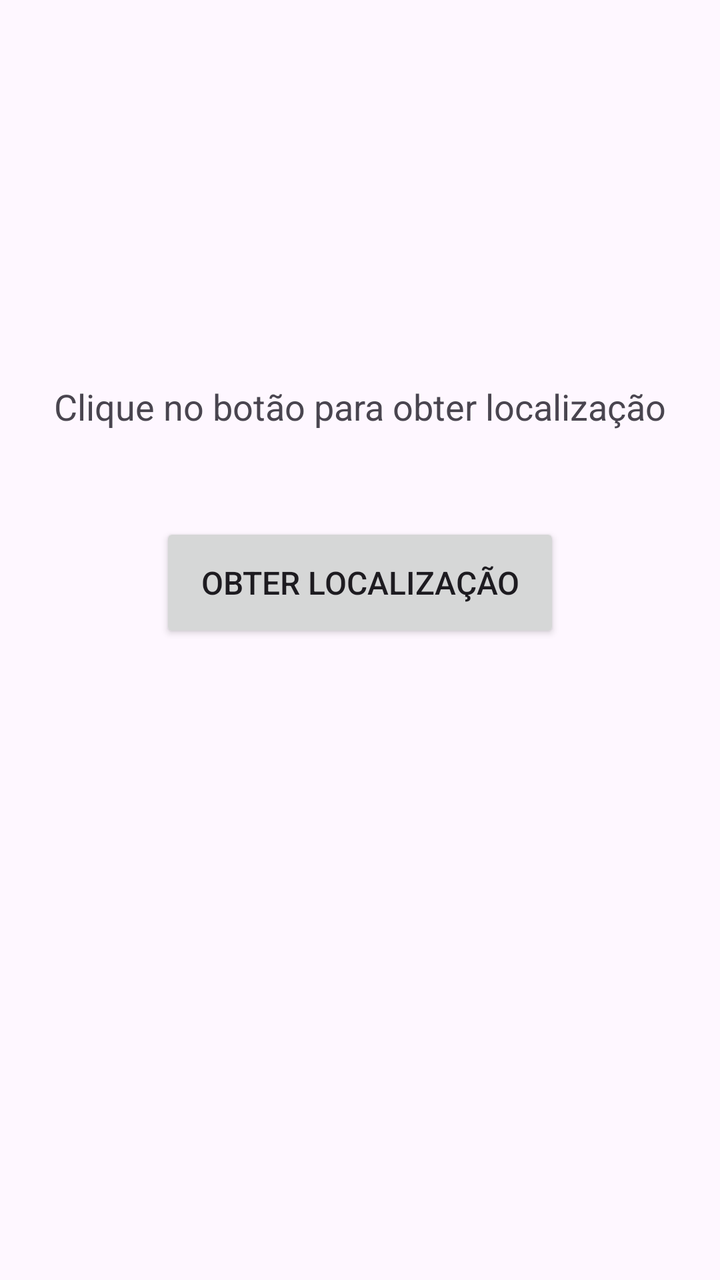
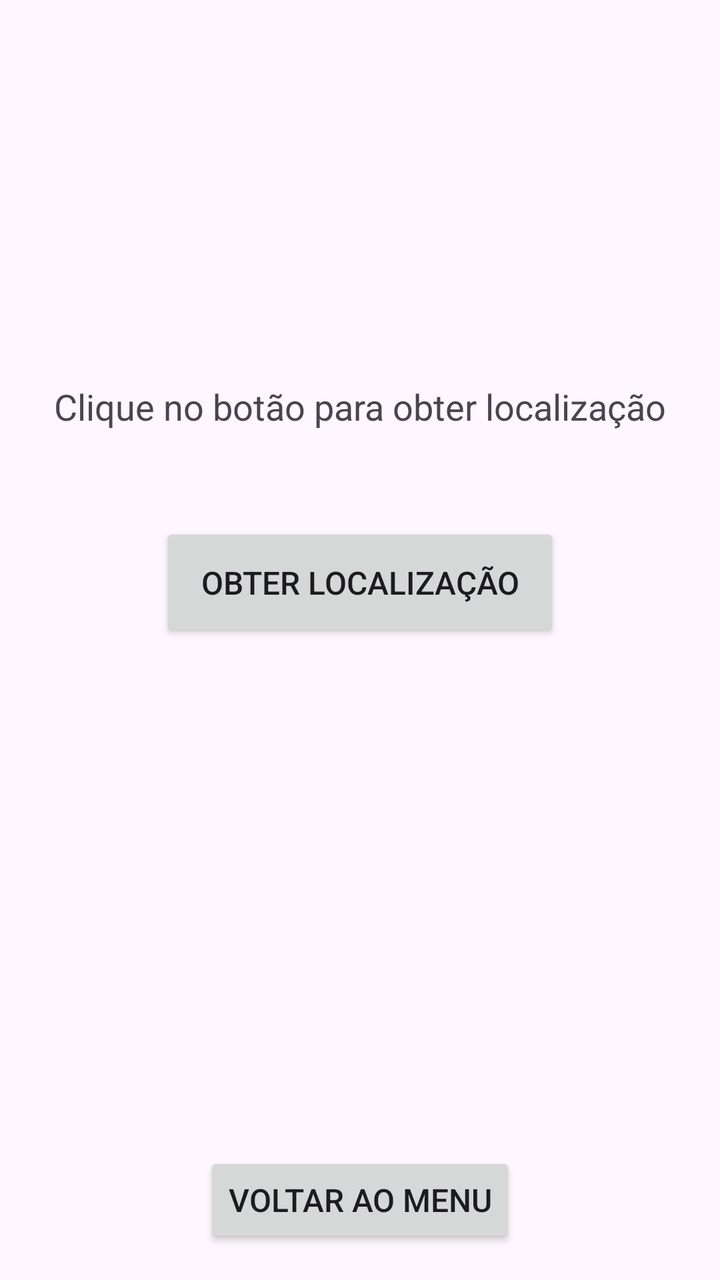

Two renders of the same Android screen: before a commit and after it. Below are the layout's source before the change and the commit's diff.
<!-- AndroidManifest.xml: application theme Theme.MyApplication -->
<!-- res/layout/activity_gps.xml -->
<?xml version="1.0" encoding="utf-8"?>
<androidx.constraintlayout.widget.ConstraintLayout xmlns:android="http://schemas.android.com/apk/res/android"
    xmlns:app="http://schemas.android.com/apk/res-auto"
    xmlns:tools="http://schemas.android.com/tools"
    android:id="@+id/main"
    android:layout_width="match_parent"
    android:layout_height="match_parent"
    tools:context=".GPSActivity">

    <TextView
        android:id="@+id/tvGPS"
        android:layout_width="wrap_content"
        android:layout_height="wrap_content"
        android:text="Clique no botão para obter localização"
        android:textSize="18sp"
        android:textAlignment="center"
        android:padding="16dp"
        app:layout_constraintBottom_toBottomOf="parent"
        app:layout_constraintEnd_toEndOf="parent"
        app:layout_constraintStart_toStartOf="parent"
        app:layout_constraintTop_toTopOf="parent"
        app:layout_constraintVertical_bias="0.3" />

    <Button
        android:id="@+id/btnGPS"
        android:layout_width="200dp"
        android:layout_height="60dp"
        android:text="Obter Localização"
        android:textSize="16sp"
        app:layout_constraintTop_toBottomOf="@+id/tvGPS"
        app:layout_constraintEnd_toEndOf="parent"
        app:layout_constraintStart_toStartOf="parent"
        android:layout_marginTop="30dp" />

</androidx.constraintlayout.widget.ConstraintLayout>
<!-- resources referenced by this layout -->
<resources>
  <style name="Theme.MyApplication" parent="Base.Theme.MyApplication" />
  <style name="Base.Theme.MyApplication" parent="Theme.Material3.DayNight.NoActionBar">
          
          
      </style>
</resources>

<!-- the commit's change to res/layout/activity_gps.xml (unified diff, before → after) -->
@@ -32,4 +32,15 @@
         app:layout_constraintStart_toStartOf="parent"
         android:layout_marginTop="30dp" />
 
+    <Button
+        android:id="@+id/btnVoltar"
+        android:layout_width="wrap_content"
+        android:layout_height="wrap_content"
+        android:layout_marginBottom="16dp"
+        android:text="Voltar ao Menu"
+        android:textSize="16sp"
+        app:layout_constraintBottom_toBottomOf="parent"
+        app:layout_constraintEnd_toEndOf="parent"
+        app:layout_constraintStart_toStartOf="parent" />
+
 </androidx.constraintlayout.widget.ConstraintLayout>
